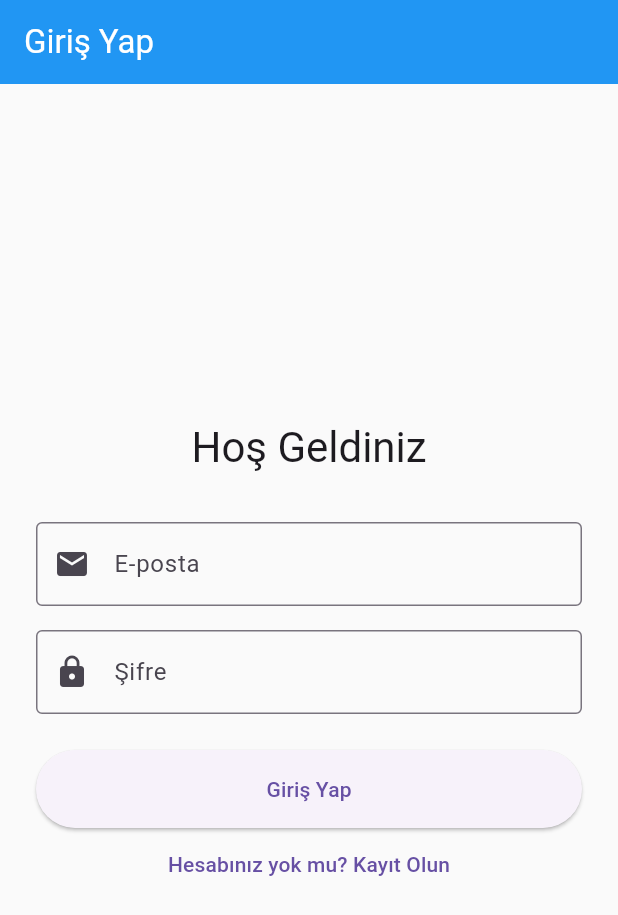
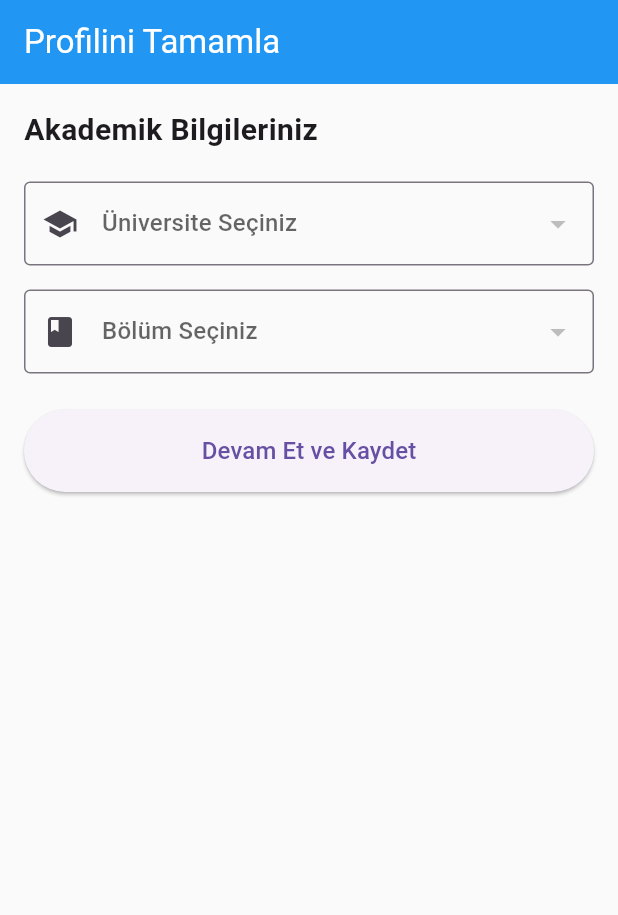
Before and after one commit to mehmettzy/ders_notu_platformu, a Flutter app: the screen it shows after launch, on a phone screen of 412 x 824 dp. Shown: the top 915 px of the screen. Run offline on Flutter 3.47's test engine with Material 3 defaults, Android fonts, the phone set to English and light mode, and no system bars; our stand-ins replace flutter_dotenv, flutter_riverpod, go_router, supabase_flutter; accounts and stored records are empty.

Commit message:
Kat 2 tamamlandı: Profil Tamamlama ekranı, dinamik üniversite ve bölüm seçimi eklendi

```diff
--- /dev/null
+++ b/lib/features/profile/profile_completion_screen.dart
@@ -0,0 +1,173 @@
+import 'package:flutter/material.dart';
+import 'package:supabase_flutter/supabase_flutter.dart';
+
+class ProfileCompletionScreen extends StatefulWidget {
+  const ProfileCompletionScreen({super.key});
+
+  @override
+  State<ProfileCompletionScreen> createState() =>
+      _ProfileCompletionScreenState();
+}
+
+class _ProfileCompletionScreenState extends State<ProfileCompletionScreen> {
+  final _supabase = Supabase.instance.client;
+
+  List<Map<String, dynamic>> _universities = [];
+  List<Map<String, dynamic>> _departments = [];
+
+  String? _selectedUniversityId;
+  String? _selectedDepartmentId;
+  bool _isLoading = true;
+  bool _isSaving = false;
+
+  @override
+  void initState() {
+    super.initState();
+    _fetchUniversities();
+  }
+
+  // Üniversiteleri Çek
+  Future<void> _fetchUniversities() async {
+    try {
+      final response =
+          await _supabase.from('universities').select('id, name').order('name');
+      setState(() {
+        _universities = List<Map<String, dynamic>>.from(response);
+        _isLoading = false;
+      });
+    } catch (e) {
+      _showError('Üniversiteler yüklenirken hata oluştu: $e');
+    }
+  }
+
+  // Seçilen Üniversiteye Göre Bölümleri Çek
+  Future<void> _fetchDepartments(String universityId) async {
+    setState(() {
+      _selectedDepartmentId = null;
+      _departments = [];
+    });
+    try {
+      final response = await _supabase
+          .from('departments')
+          .select('id, name')
+          .eq('university_id', universityId)
+          .order('name');
+      setState(() {
+        _departments = List<Map<String, dynamic>>.from(response);
+      });
+    } catch (e) {
+      _showError('Bölümler yüklenirken hata oluştu: $e');
+    }
+  }
+
+  // Profili Kaydet
+  Future<void> _saveProfile() async {
+    if (_selectedUniversityId == null || _selectedDepartmentId == null) {
+      _showError('Lütfen üniversite ve bölüm seçiniz.');
+      return;
+    }
+
+    setState(() => _isSaving = true);
+    try {
+      final userId = _supabase.auth.currentUser?.id;
+      if (userId != null) {
+        await _supabase.from('profiles').update({
+          'university_id': _selectedUniversityId,
+          'department_id': _selectedDepartmentId,
+        }).eq('id', userId);
+
+        if (mounted) {
+          ScaffoldMessenger.of(context).showSnackBar(
+            const SnackBar(content: Text('Profiliniz başarıyla güncellendi!')),
+          );
+        }
+      }
+    } catch (e) {
+      _showError('Kaydedilirken hata oluştu: $e');
+    } finally {
+      setState(() => _isSaving = false);
+    }
+  }
+
+  void _showError(String message) {
+    if (mounted) {
+      ScaffoldMessenger.of(context)
+          .showSnackBar(SnackBar(content: Text(message)));
+    }
+  }
+
+  @override
+  Widget build(BuildContext context) {
+    return Scaffold(
+      appBar: AppBar(title: const Text('Profilini Tamamla')),
+      body: _isLoading
+          ? const Center(child: CircularProgressIndicator())
+          : Padding(
+              padding: const EdgeInsets.all(16.0),
+              child: Column(
+                crossAxisAlignment: CrossAxisAlignment.stretch,
+                children: [
+                  const Text(
+                    'Akademik Bilgileriniz',
+                    style: TextStyle(fontSize: 20, fontWeight: FontWeight.bold),
+                  ),
+                  const SizedBox(height: 20),
+
+                  // Üniversite Seçimi Dropdown
+                  DropdownButtonFormField<String>(
+                    value: _selectedUniversityId,
+                    hint: const Text('Üniversite Seçiniz'),
+                    items: _universities.map((uni) {
+                      return DropdownMenuItem<String>(
+                        value: uni['id'].toString(),
+                        child: Text(uni['name']),
+                      );
+                    }).toList(),
+                    onChanged: (val) {
+                      if (val != null) {
+                        setState(() => _selectedUniversityId = val);
+                        _fetchDepartments(val);
+                      }
+                    },
+                    decoration: const InputDecoration(
+                      border: OutlineInputBorder(),
+                      prefixIcon: Icon(Icons.school),
+                    ),
+                  ),
+                  const SizedBox(height: 16),
+
+                  // Bölüm Seçimi Dropdown
+                  DropdownButtonFormField<String>(
+                    value: _selectedDepartmentId,
+                    hint: const Text('Bölüm Seçiniz'),
+                    items: _departments.map((dep) {
+                      return DropdownMenuItem<String>(
+                        value: dep['id'].toString(),
+                        child: Text(dep['name']),
+                      );
+                    }).toList(),
+                    onChanged: (val) =>
+                        setState(() => _selectedDepartmentId = val),
+                    decoration: const InputDecoration(
+                      border: OutlineInputBorder(),
+                      prefixIcon: Icon(Icons.book),
+                    ),
+                  ),
+                  const SizedBox(height: 24),
+
+                  // Kaydet Butonu
+                  ElevatedButton(
+                    onPressed: _isSaving ? null : _saveProfile,
+                    style: ElevatedButton.styleFrom(
+                        padding: const EdgeInsets.all(16)),
+                    child: _isSaving
+                        ? const CircularProgressIndicator()
+                        : const Text('Devam Et ve Kaydet',
+                            style: TextStyle(fontSize: 16)),
+                  ),
+                ],
+              ),
+            ),
+    );
+  }
+}
--- a/lib/main.dart
+++ b/lib/main.dart
@@ -5,10 +5,18 @@ import 'package:flutter_riverpod/flutter_riverpod.dart';
 import 'package:go_router/go_router.dart';
 import 'core/theme/app_theme.dart';
 import 'features/auth/auth_screen.dart';
+import 'package:ders_notu_platformu/features/profile/profile_completion_screen.dart';
 
 // Yönlendirme (Router)
+// Yönlendirme (Router)
 final _router = GoRouter(
+  initialLocation:
+      '/profile-completion', // Doğrudan profil tamamlama ekranıyla başlatır
   routes: [
+    GoRoute(
+      path: '/profile-completion',
+      builder: (context, state) => const ProfileCompletionScreen(),
+    ),
     GoRoute(
       path: '/',
       builder: (context, state) => const AuthScreen(),
```
